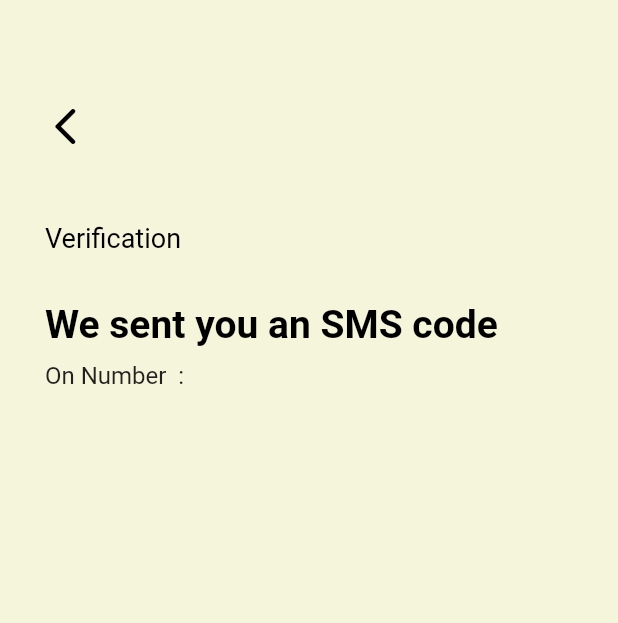
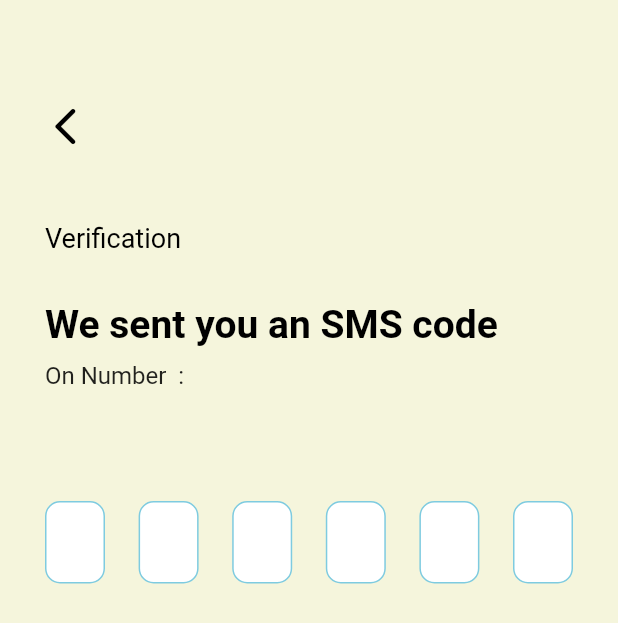
Before and after one commit to HasanMasrur/Flutter_Phone_Authentication, a Flutter app: the OTPscreen screen opened directly, on a phone screen of 412 x 824 dp. Shown: the top 623 px of the screen. Run offline on Flutter 3.47's test engine with Material 2 defaults, Android fonts, the phone set to English and light mode, and no system bars; our stand-ins replace firebase_auth, firebase_core, pinput; accounts and stored records are empty.

Commit message:
added pinput

```diff
--- a/lib/page/otpscreen.dart
+++ b/lib/page/otpscreen.dart
@@ -1,5 +1,6 @@
 import 'package:flutter/cupertino.dart';
 import 'package:flutter/material.dart';
+import 'package:pinput/pin_put/pin_put.dart';
 
 import '../auth_page.dart';
 
@@ -11,6 +12,17 @@ class OTPscreen extends StatefulWidget {
 }
 
 class _OTPscreen extends State<OTPscreen> {
+  final TextEditingController _pinPutController = TextEditingController();
+  final FocusNode _pinPutFocusNode = FocusNode();
+  final BoxDecoration pinPutDecoration = BoxDecoration(
+    // color: const Color.fromRGBO(43, 46, 66, 1),
+    color: Colors.white,
+    borderRadius: BorderRadius.circular(10.0),
+    border: Border.all(
+      color: const Color.fromRGBO(126, 203, 224, 1),
+      //  color: Colors.black,
+    ),
+  );
   Widget build(BuildContext context) {
     return Scaffold(
       body: Container(
@@ -70,6 +82,26 @@ class _OTPscreen extends State<OTPscreen> {
                           fontSize: 16,
                         ))),
                 SizedBox(height: 20),
+                SizedBox(height: 20),
+                Padding(
+                  padding: const EdgeInsets.all(30.0),
+                  child: PinPut(
+                    fieldsCount: 6,
+                    textStyle: const TextStyle(
+                        fontSize: 25.0,
+                        color: Colors.black,
+                        fontWeight: FontWeight.bold),
+                    eachFieldWidth: 40.0,
+                    eachFieldHeight: 55.0,
+                    focusNode: _pinPutFocusNode,
+                    controller: _pinPutController,
+                    submittedFieldDecoration: pinPutDecoration,
+                    selectedFieldDecoration: pinPutDecoration,
+                    followingFieldDecoration: pinPutDecoration,
+                    pinAnimationType: PinAnimationType.fade,
+                    onSubmit: (pin) async {},
+                  ),
+                ),
               ]),
         ),
       ),
--- a/pubspec.yaml
+++ b/pubspec.yaml
@@ -30,6 +30,7 @@ dependencies:
   cupertino_icons: ^0.1.3
   firebase_auth: ^0.18.1+2
   firebase_core: ^0.5.0+1
+  pinput: ^0.2.6
 
 dev_dependencies:
   flutter_test:
```
Also changed, not shown: pubspec.lock.
